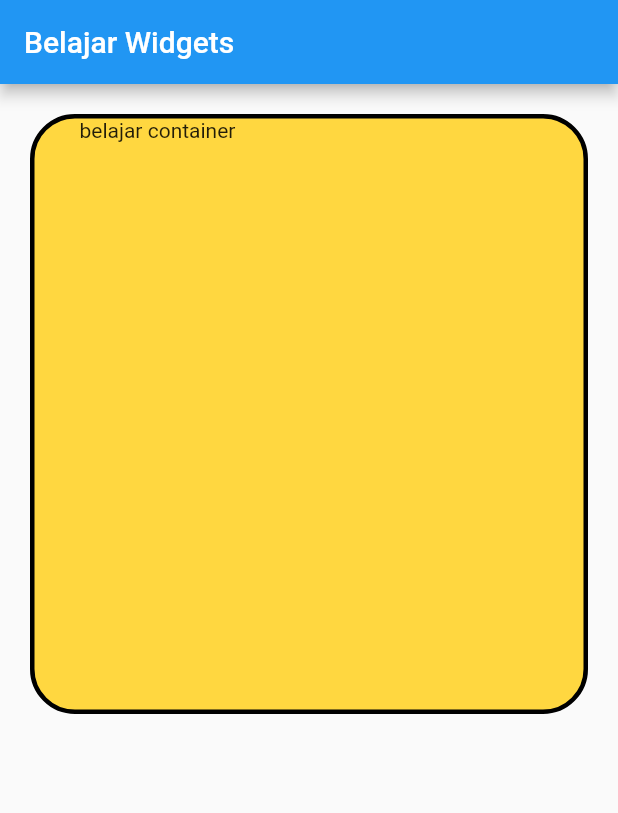
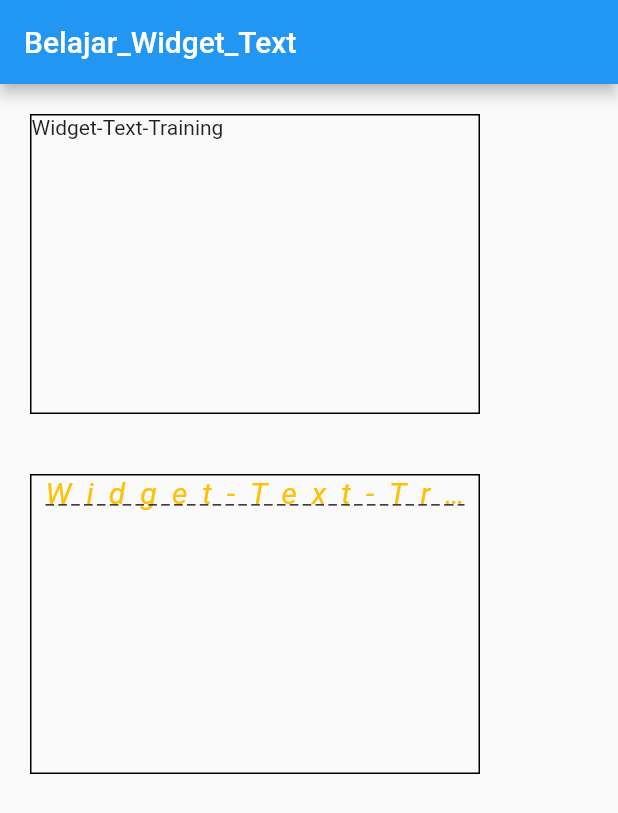
Before and after one commit to isvarya27/Latihan-Flutter, a Flutter app: the screen it shows after launch, on a phone screen of 412 x 824 dp. Shown: the top 813 px of the screen. Run offline on Flutter 3.47's test engine with Material 2 defaults, Android fonts, the phone set to English and light mode, and no system bars.

Commit message:
text widget

```diff
--- a/exercise_app/lib/main.dart
+++ b/exercise_app/lib/main.dart
@@ -1,4 +1,5 @@
 import 'package:exercise_app/widgets/sample_container.dart';
+import 'package:exercise_app/widgets/sample_text.dart';
 import 'package:flutter/material.dart';
 
 void main() {
@@ -16,7 +17,7 @@ class MyApp extends StatelessWidget {
       theme: ThemeData(
         primarySwatch: Colors.blue,
       ),
-      home: const MyHomepage(),
+      home: const SampleText(),
     );
   }
 }
--- a/exercise_app/lib/widgets/sample_container.dart
+++ b/exercise_app/lib/widgets/sample_container.dart
@@ -9,7 +9,7 @@ class SampleContainer extends StatelessWidget {
   Widget build(BuildContext context) {
     return Container(
       margin: const EdgeInsets.all(20),
-      padding: EdgeInsets.only(left: 30, right: 30),
+      padding: EdgeInsets.symmetric(horizontal: 50),
       height: 400,
       width: 400,
       decoration: BoxDecoration(
--- /dev/null
+++ b/exercise_app/lib/widgets/sample_text.dart
@@ -0,0 +1,52 @@
+import 'package:flutter/material.dart';
+import 'package:flutter/src/widgets/framework.dart';
+import 'package:flutter/src/widgets/placeholder.dart';
+
+class SampleText extends StatelessWidget {
+  const SampleText({super.key});
+
+  @override
+  Widget build(BuildContext context) {
+    return Scaffold(
+      appBar: AppBar(
+        title: const Text("Belajar_Widget_Text"),
+      ),
+      body: Column(
+        children: [
+          Container(
+            height: 200,
+            width: 300,
+            margin: const EdgeInsets.all(20),
+            decoration: BoxDecoration(border: Border.all()),
+            child: const Text('Widget-Text-Training'),
+          ),
+          Container(
+            height: 200,
+            width: 300,
+            margin: const EdgeInsets.all(20),
+            decoration: BoxDecoration(border: Border.all()),
+            child: const Text(
+              '''Widget-Text-Training
+            ais tuh cantik banget sumpah deh
+            asasasdasdasdadsadasasadssdaasdadadsadsadsadsads''',
+              textAlign: TextAlign.center,
+              overflow: TextOverflow.ellipsis,
+              textScaleFactor: 1,
+              style: TextStyle(
+                color: Colors.amber,
+                fontSize: 20,
+                // fontFamily: ,
+                fontStyle: FontStyle.italic,
+                decoration: TextDecoration.underline,
+                decorationStyle: TextDecorationStyle.dashed,
+                decorationColor: Colors.black,
+                letterSpacing: 10,
+                wordSpacing: 5,
+              ),
+            ),
+          ),
+        ],
+      ),
+    );
+  }
+}
```
